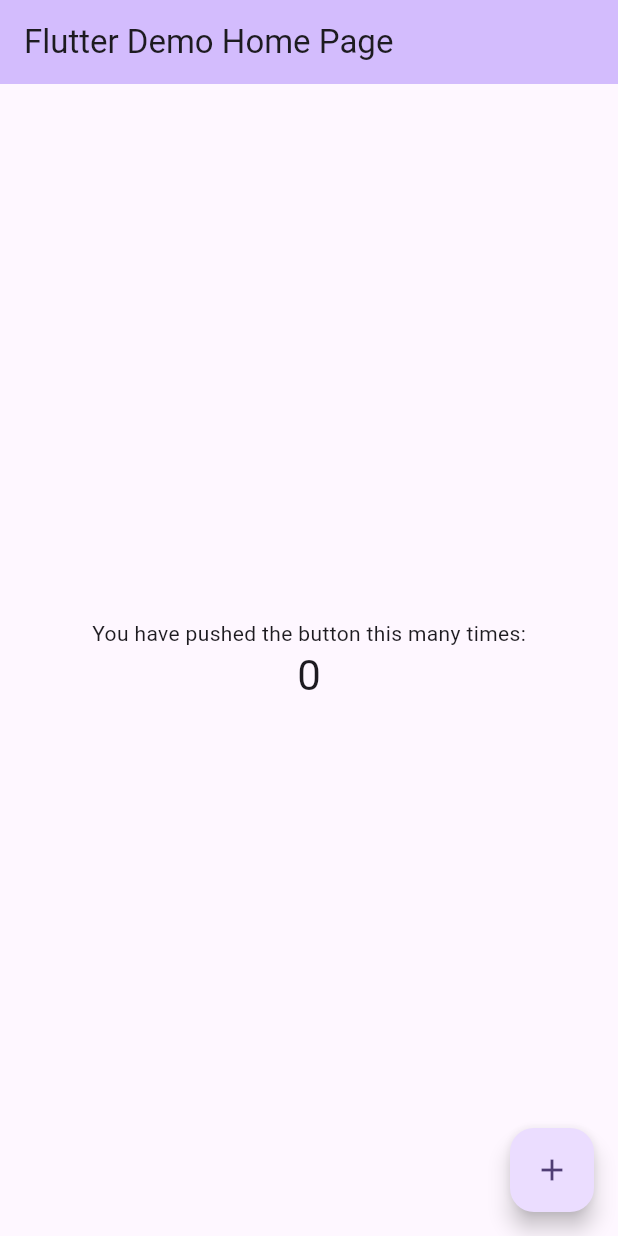
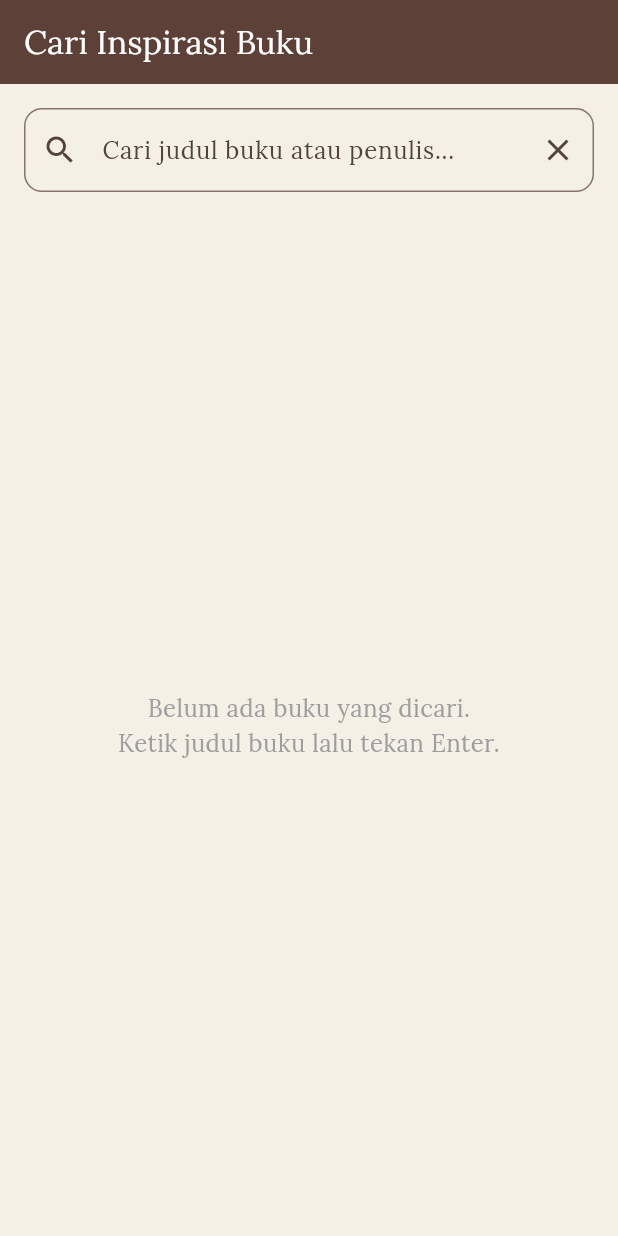
Before and after one commit to Syaeful02/UTS_2415051059_Syaeful-Darmawan, a Flutter app: the screen it shows after launch, on a phone screen of 412 x 824 dp. Run offline on Flutter 3.47's test engine with Material 3 defaults, Android fonts, the phone set to English and light mode, and no system bars; our stand-ins replace cached_network_image, google_fonts, supabase_flutter; accounts and stored records are empty.

Commit message:
feat: integrate google books api, provider, and responsive UI

```diff
--- a/lib/main.dart
+++ b/lib/main.dart
@@ -1,121 +1,49 @@
 import 'package:flutter/material.dart';
+import 'package:provider/provider.dart';
+import 'package:supabase_flutter/supabase_flutter.dart';
+import 'package:google_fonts/google_fonts.dart';
 
-void main() {
+// Import file yang baru kita buat
+import 'providers/book_provider.dart';
+import 'screens/inspiration_screen.dart';
+
+void main() async {
+  WidgetsFlutterBinding.ensureInitialized();
+
+  await Supabase.initialize(
+    url: 'https://gahqbtyyzpwkdeiaoyzt.supabase.co',
+    publishableKey: 'sb_publishable_SNWJBVVP18c917qbjdEqEg_qxqx5HBX',
+  );
+
   runApp(const MyApp());
 }
 
 class MyApp extends StatelessWidget {
   const MyApp({super.key});
 
-  // This widget is the root of your application.
   @override
   Widget build(BuildContext context) {
-    return MaterialApp(
-      title: 'Flutter Demo',
-      theme: ThemeData(
-        // This is the theme of your application.
-        //
-        // TRY THIS: Try running your application with "flutter run". You'll see
-        // the application has a purple toolbar. Then, without quitting the app,
-        // try changing the seedColor in the colorScheme below to Colors.green
-        // and then invoke "hot reload" (save your changes or press the "hot
-        // reload" button in a Flutter-supported IDE, or press "r" if you used
-        // the command line to start the app).
-        //
-        // Notice that the counter didn't reset back to zero; the application
-        // state is not lost during the reload. To reset the state, use hot
-        // restart instead.
-        //
-        // This works for code too, not just values: Most code changes can be
-        // tested with just a hot reload.
-        colorScheme: .fromSeed(seedColor: Colors.deepPurple),
-      ),
-      home: const MyHomePage(title: 'Flutter Demo Home Page'),
-    );
-  }
-}
-
-class MyHomePage extends StatefulWidget {
-  const MyHomePage({super.key, required this.title});
-
-  // This widget is the home page of your application. It is stateful, meaning
-  // that it has a State object (defined below) that contains fields that affect
-  // how it looks.
-
-  // This class is the configuration for the state. It holds the values (in this
-  // case the title) provided by the parent (in this case the App widget) and
-  // used by the build method of the State. Fields in a Widget subclass are
-  // always marked "final".
-
-  final String title;
-
-  @override
-  State<MyHomePage> createState() => _MyHomePageState();
-}
-
-class _MyHomePageState extends State<MyHomePage> {
-  int _counter = 0;
-
-  void _incrementCounter() {
-    setState(() {
-      // This call to setState tells the Flutter framework that something has
-      // changed in this State, which causes it to rerun the build method below
-      // so that the display can reflect the updated values. If we changed
-      // _counter without calling setState(), then the build method would not be
-      // called again, and so nothing would appear to happen.
-      _counter++;
-    });
-  }
-
-  @override
-  Widget build(BuildContext context) {
-    // This method is rerun every time setState is called, for instance as done
-    // by the _incrementCounter method above.
-    //
-    // The Flutter framework has been optimized to make rerunning build methods
-    // fast, so that you can just rebuild anything that needs updating rather
-    // than having to individually change instances of widgets.
-    return Scaffold(
-      appBar: AppBar(
-        // TRY THIS: Try changing the color here to a specific color (to
-        // Colors.amber, perhaps?) and trigger a hot reload to see the AppBar
-        // change color while the other colors stay the same.
-        backgroundColor: Theme.of(context).colorScheme.inversePrimary,
-        // Here we take the value from the MyHomePage object that was created by
-        // the App.build method, and use it to set our appbar title.
-        title: Text(widget.title),
-      ),
-      body: Center(
-        // Center is a layout widget. It takes a single child and positions it
-        // in the middle of the parent.
-        child: Column(
-          // Column is also a layout widget. It takes a list of children and
-          // arranges them vertically. By default, it sizes itself to fit its
-          // children horizontally, and tries to be as tall as its parent.
-          //
-          // Column has various properties to control how it sizes itself and
-          // how it positions its children. Here we use mainAxisAlignment to
-          // center the children vertically; the main axis here is the vertical
-          // axis because Columns are vertical (the cross axis would be
-          // horizontal).
-          //
-          // TRY THIS: Invoke "debug painting" (choose the "Toggle Debug Paint"
-          // action in the IDE, or press "p" in the console), to see the
-          // wireframe for each widget.
-          mainAxisAlignment: .center,
-          children: [
-            const Text('You have pushed the button this many times:'),
-            Text(
-              '$_counter',
-              style: Theme.of(context).textTheme.headlineMedium,
-            ),
-          ],
+    return MultiProvider(
+      providers: [
+        // Daftarkan BookProvider di sini
+        ChangeNotifierProvider(create: (_) => BookProvider()),
+      ],
+      child: MaterialApp(
+        title: 'InkSpire',
+        debugShowCheckedModeBanner: false,
+        theme: ThemeData(
+          scaffoldBackgroundColor: const Color(0xFFF5F0E6),
+          colorScheme: ColorScheme.fromSeed(
+            seedColor: const Color(0xFF5D4037),
+            primary: const Color(0xFF5D4037),
+          ),
+          textTheme: GoogleFonts.loraTextTheme().apply(
+            bodyColor: const Color(0xFF3E2723),
+            displayColor: const Color(0xFF3E2723),
+          ),
         ),
-      ),
-      floatingActionButton: FloatingActionButton(
-        onPressed: _incrementCounter,
-        tooltip: 'Increment',
-        child: const Icon(Icons.add),
+        // Ubah home menjadi InspirationScreen
+        home: const InspirationScreen(),
       ),
     );
   }
--- /dev/null
+++ b/lib/models/book_model.dart
@@ -0,0 +1,40 @@
+class BookModel {
+  final String id;
+  final String title;
+  final String authors;
+  final String description;
+  final String thumbnail;
+  final String publishedDate;
+
+  BookModel({
+    required this.id,
+    required this.title,
+    required this.authors,
+    required this.description,
+    required this.thumbnail,
+    required this.publishedDate,
+  });
+
+  factory BookModel.fromJson(Map<String, dynamic> json) {
+    final volumeInfo = json['volumeInfo'] ?? {};
+
+    String authorList = 'Unknown Author';
+    if (volumeInfo['authors'] != null) {
+      authorList = (volumeInfo['authors'] as List).join(', ');
+    }
+
+    String imageUrl = 'https://via.placeholder.com/150x200?text=No+Image';
+    if (volumeInfo['imageLinks'] != null && volumeInfo['imageLinks']['thumbnail'] != null) {
+      imageUrl = volumeInfo['imageLinks']['thumbnail'].toString().replaceAll('http://', 'https://');
+    }
+
+    return BookModel(
+      id: json['id'] ?? '',
+      title: volumeInfo['title'] ?? 'No Title',
+      authors: authorList,
+      description: volumeInfo['description'] ?? 'No description available.',
+      thumbnail: imageUrl,
+      publishedDate: volumeInfo['publishedDate'] ?? '-',
+    );
+  }
+}
--- /dev/null
+++ b/lib/providers/book_provider.dart
@@ -0,0 +1,45 @@
+import 'package:flutter/material.dart';
+import '../models/book_model.dart';
+import '../repositories/book_repository.dart';
+
+class BookProvider extends ChangeNotifier {
+  final BookRepository _repository = BookRepository();
+
+  // State Management (Sesuai PDF: Minimal loading, data, error)
+  bool _isLoading = false;
+  String? _errorMessage;
+  List<BookModel> _books = [];
+  String _lastQuery = '';
+
+  bool get isLoading => _isLoading;
+  String? get errorMessage => _errorMessage;
+  List<BookModel> get books => _books;
+  bool get isEmpty => _books.isEmpty && !_isLoading && _errorMessage == null;
+
+  // Fungsi untuk memicu pencarian
+  Future<void> searchBooks(String query) async {
+    if (query.isEmpty) return;
+
+    _lastQuery = query;
+    _isLoading = true;
+    _errorMessage = null;
+    notifyListeners(); // Memberitahu UI kalau loading dimulai
+
+    try {
+      _books = await _repository.getBooks(query);
+      _isLoading = false;
+      notifyListeners(); // Memberitahu UI kalau data sudah siap
+    } catch (e) {
+      _isLoading = false;
+      _errorMessage = e.toString().replaceAll('Exception: ', '');
+      notifyListeners(); // Memberitahu UI kalau ada error
+    }
+  }
+
+  // Fungsi untuk retry jika error
+  void retry() {
+    if (_lastQuery.isNotEmpty) {
+      searchBooks(_lastQuery);
+    }
+  }
+}
--- /dev/null
+++ b/lib/repositories/book_repository.dart
@@ -0,0 +1,12 @@
+import '../models/book_model.dart';
+import '../services/api_service.dart';
+
+class BookRepository {
+  final ApiService _apiService = ApiService();
+
+  // Screen/Provider tidak boleh memanggil ApiService secara langsung.
+  // Harus lewat Repository (Sesuai standar arsitektur di PDF).
+  Future<List<BookModel>> getBooks(String query) {
+    return _apiService.searchBooks(query);
+  }
+}
--- /dev/null
+++ b/lib/screens/inspiration_screen.dart
@@ -0,0 +1,162 @@
+import 'package:flutter/material.dart';
+import 'package:provider/provider.dart';
+import 'package:cached_network_image/cached_network_image.dart';
+import '../providers/book_provider.dart';
+
+class InspirationScreen extends StatefulWidget {
+  const InspirationScreen({super.key});
+
+  @override
+  State<InspirationScreen> createState() => _InspirationScreenState();
+}
+
+class _InspirationScreenState extends State<InspirationScreen> {
+  final TextEditingController _searchController = TextEditingController();
+
+  @override
+  void dispose() {
+    _searchController.dispose();
+    super.dispose();
+  }
+
+  @override
+  Widget build(BuildContext context) {
+    return Scaffold(
+      appBar: AppBar(
+        title: const Text('Cari Inspirasi Buku'),
+        backgroundColor: const Color(0xFF5D4037),
+        foregroundColor: Colors.white,
+      ),
+      body: Column(
+        children: [
+          // Kolom Pencarian
+          Padding(
+            padding: const EdgeInsets.all(16.0),
+            child: TextField(
+              controller: _searchController,
+              decoration: InputDecoration(
+                hintText: 'Cari judul buku atau penulis...',
+                prefixIcon: const Icon(Icons.search),
+                border: OutlineInputBorder(
+                  borderRadius: BorderRadius.circular(12),
+                ),
+                suffixIcon: IconButton(
+                  icon: const Icon(Icons.clear),
+                  onPressed: () {
+                    _searchController.clear();
+                  },
+                ),
+              ),
+              onSubmitted: (value) {
+                context.read<BookProvider>().searchBooks(value);
+              },
+            ),
+          ),
+
+          // Area Hasil Pencarian
+          Expanded(
+            child: Consumer<BookProvider>(
+              builder: (context, provider, child) {
+                // 1. Loading State
+                if (provider.isLoading) {
+                  return const Center(child: CircularProgressIndicator());
+                }
+
+                // 2. Error State
+                if (provider.errorMessage != null) {
+                  return Center(
+                    child: Column(
+                      mainAxisAlignment: MainAxisAlignment.center,
+                      children: [
+                        const Icon(Icons.error_outline, size: 60, color: Colors.red),
+                        const SizedBox(height: 16),
+                        Text(provider.errorMessage!, textAlign: TextAlign.center),
+                        const SizedBox(height: 16),
+                        ElevatedButton(
+                          onPressed: () => provider.retry(),
+                          child: const Text('Coba Lagi'),
+                        ),
+                      ],
+                    ),
+                  );
+                }
+
+                // 3. Empty State
+                if (provider.isEmpty) {
+                  return const Center(
+                    child: Text(
+                      'Belum ada buku yang dicari.\nKetik judul buku lalu tekan Enter.',
+                      textAlign: TextAlign.center,
+                      style: TextStyle(fontSize: 16, color: Colors.grey),
+                    ),
+                  );
+                }
+
+                // 4. Success/Data State (RESPONSIVE LAYOUT)
+                return LayoutBuilder(
+                  builder: (context, constraints) {
+                    // Jika layar lebar (Tablet/Web) -> 4 kolom. Jika HP -> 2 kolom.
+                    int crossAxisCount = constraints.maxWidth > 600 ? 4 : 2;
+
+                    return GridView.builder(
+                      padding: const EdgeInsets.all(16),
+                      gridDelegate: SliverGridDelegateWithFixedCrossAxisCount(
+                        crossAxisCount: crossAxisCount,
+                        childAspectRatio: 0.6, // Mengatur rasio tinggi/lebar card
+                        crossAxisSpacing: 16,
+                        mainAxisSpacing: 16,
+                      ),
+                      itemCount: provider.books.length,
+                      itemBuilder: (context, index) {
+                        final book = provider.books[index];
+                        return Card(
+                          clipBehavior: Clip.antiAlias,
+                          elevation: 3,
+                          child: Column(
+                            crossAxisAlignment: CrossAxisAlignment.start,
+                            children: [
+                              Expanded(
+                                child: CachedNetworkImage(
+                                  imageUrl: book.thumbnail,
+                                  width: double.infinity,
+                                  fit: BoxFit.cover,
+                                  placeholder: (context, url) => const Center(child: CircularProgressIndicator()),
+                                  errorWidget: (context, url, error) => const Icon(Icons.broken_image, size: 50),
+                                ),
+                              ),
+                              Padding(
+                                padding: const EdgeInsets.all(8.0),
+                                child: Column(
+                                  crossAxisAlignment: CrossAxisAlignment.start,
+                                  children: [
+                                    Text(
+                                      book.title,
+                                      maxLines: 2,
+                                      overflow: TextOverflow.ellipsis,
+                                      style: const TextStyle(fontWeight: FontWeight.bold),
+                                    ),
+                                    const SizedBox(height: 4),
+                                    Text(
+                                      book.authors,
+                                      maxLines: 1,
+                                      overflow: TextOverflow.ellipsis,
+                                      style: const TextStyle(fontSize: 12, color: Colors.grey),
+                                    ),
+                                  ],
+                                ),
+                              )
+                            ],
+                          ),
+                        );
+                      },
+                    );
+                  },
+                );
+              },
+            ),
+          ),
+        ],
+      ),
+    );
+  }
+}
```
Also changed, not shown: lib/models/draft_model.dart (added, +39 -0 lines), lib/services/api_service.dart (added, +29 -0 lines), pubspec.yaml (+7 -67 lines), pubspec.lock, 5 other files.
